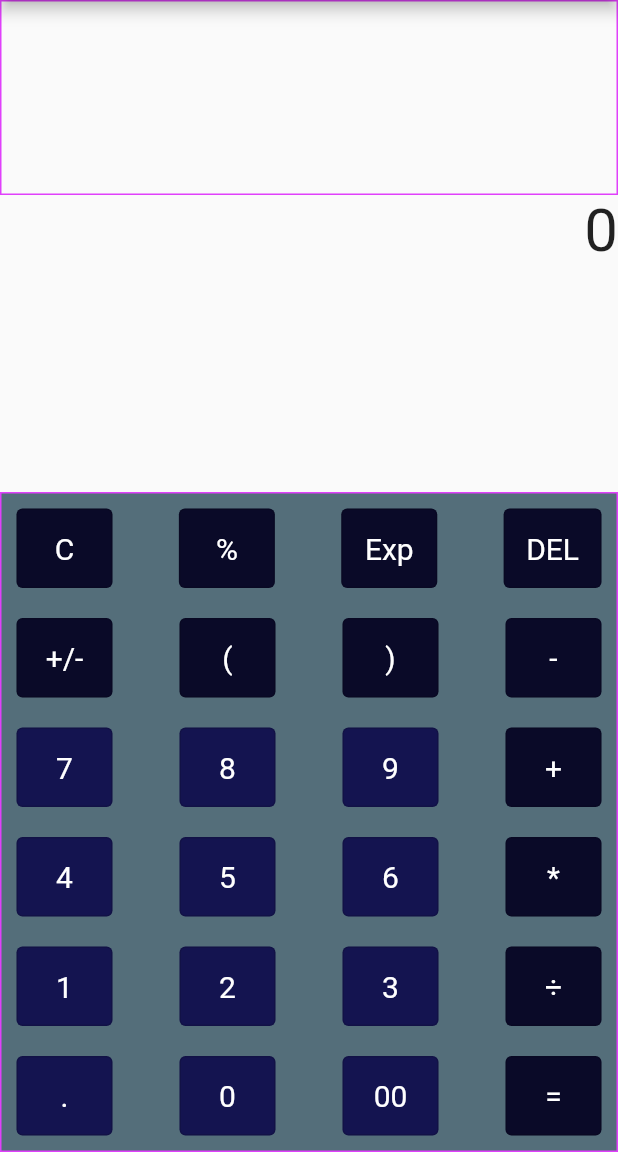
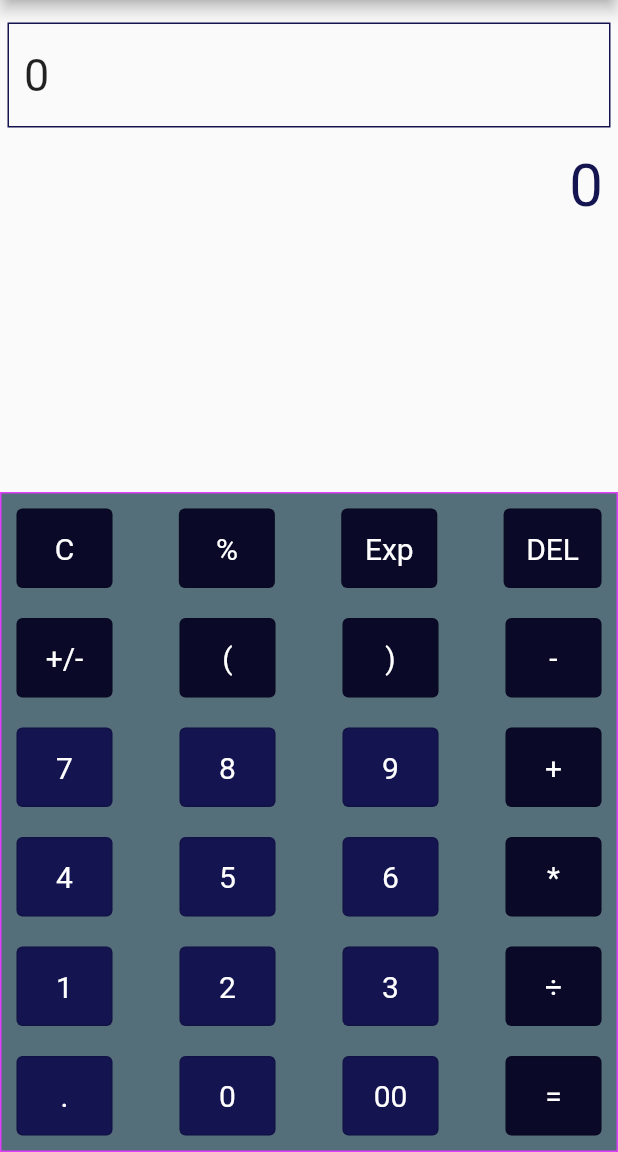
Before and after one commit to Chukwu3meka/flutter-calculator, a Flutter app: the screen it shows after launch, on a phone screen of 412 x 824 dp, the part 84-1236 px from its top. Run offline on Flutter 3.47's test engine with Material 2 defaults, Android fonts, the phone set to English and light mode, and no system bars; our stand-ins replace math_expressions.

Commit message:
app is production ready

```diff
--- a/lib/screens/equation.dart
+++ b/lib/equation.dart
@@ -10,9 +10,12 @@ class Equation extends StatelessWidget {
   Widget build(BuildContext context) {
     return Container(
       width: MediaQuery.of(context).size.width,
-      height: 130.0,
+      height: 70.0,
+      margin: EdgeInsets.symmetric(vertical: 15, horizontal: 5),
+      alignment: Alignment.centerLeft,
+      padding: const EdgeInsets.all(10.0),
       decoration: BoxDecoration(
-        border: Border.all(color: Colors.purpleAccent),
+        border: Border.all(color: Color.fromRGBO(20, 20, 80, 1)),
       ),
       child: SingleChildScrollView(
         scrollDirection: Axis.horizontal,
--- a/lib/main.dart
+++ b/lib/main.dart
@@ -2,9 +2,9 @@ import 'package:flutter/material.dart';
 import 'package:flutter/services.dart';
 import 'package:math_expressions/math_expressions.dart';
 
-import './screens/result.dart';
-import './screens/buttons.dart';
-import './screens/equation.dart';
+import './result.dart';
+import './buttons.dart';
+import './equation.dart';
 
 void main() async {
   WidgetsFlutterBinding.ensureInitialized();
@@ -37,14 +37,14 @@ class MyHomePage extends StatefulWidget {
 
 class _MyHomePageState extends State<MyHomePage> {
   String _result = "0";
-  String _equation = "";
+  String _equation = "0";
 
   void _clickHandler(String keyPressed, bool operator) {
     switch (keyPressed) {
       case "C":
         setState(() {
-          _equation = "";
-          _result = "";
+          _equation = "0";
+          _result = "0";
         });
         break;
       case "DEL":
--- a/lib/screens/result.dart
+++ b/lib/result.dart
@@ -10,9 +10,10 @@ class Result extends StatelessWidget {
   Widget build(BuildContext context) {
     return Container(
       alignment: Alignment.centerRight,
+      padding: EdgeInsets.only(right: 10),
       child: Text(
         _result,
-        style: TextStyle(fontSize: 40),
+        style: TextStyle(fontSize: 40, color: Color.fromRGBO(20, 20, 80, 1)),
       ),
     );
   }
```
Also changed, not shown: lib/buttons.dart (renamed from lib/screens/buttons.dart).
